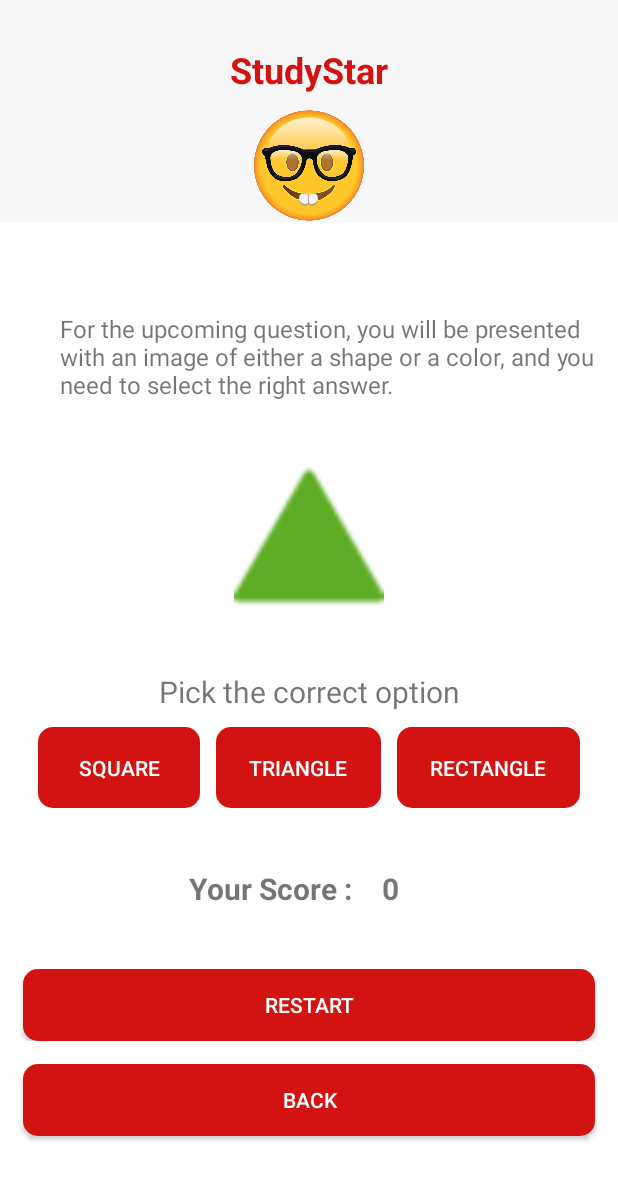
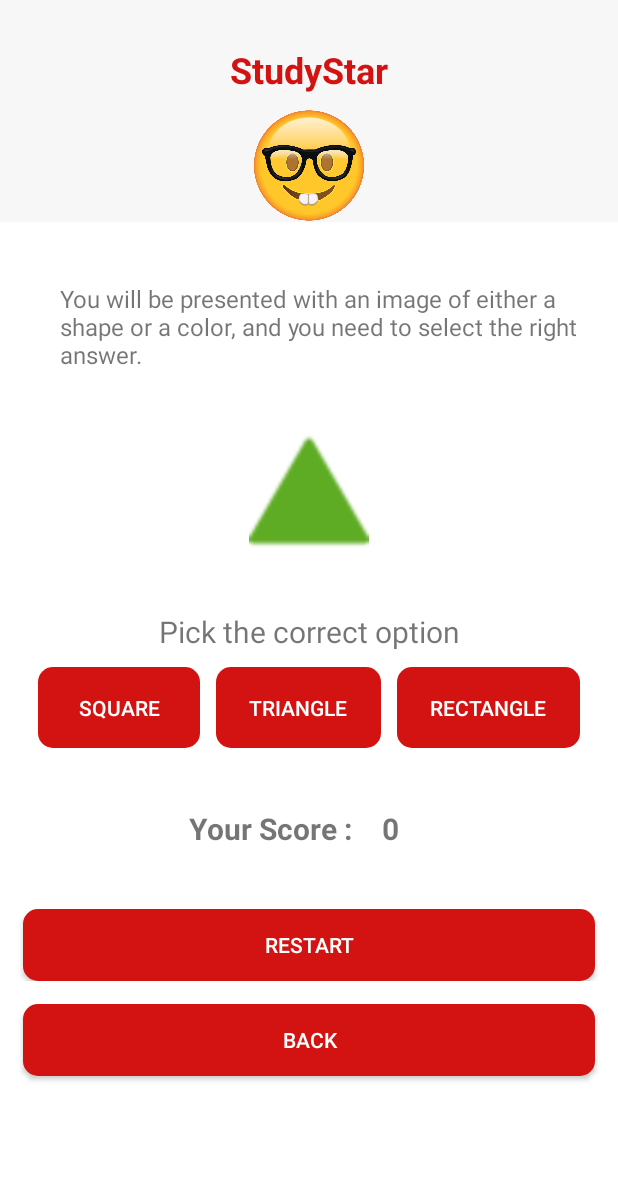
Before and after one commit to HamadaMAssi/StudyStar, an Android app: the screen it shows after launch (MainActivity), after a tap on "START PUZZLE", on a phone screen of 412 x 824 dp. Shown: the top 1180 px of the screen. Run offline under Robolectric (Android 15) with nearby library versions, the phone set to English and light mode, and no system bars.

Commit message:
final project code

```diff
--- a/app/src/main/res/layout/activity_main.xml
+++ b/app/src/main/res/layout/activity_main.xml
@@ -89,7 +89,7 @@
         android:layout_width="match_parent"
         android:layout_height="wrap_content"
         android:paddingStart="40dp"
-        android:paddingTop="40dp"
+        android:paddingTop="20dp"
         android:paddingBottom="20dp"
         android:text="@string/message_puzzle"
         android:textSize="16sp"
@@ -107,10 +107,10 @@
         <ImageView
             android:id="@+id/imageView2"
             android:layout_width="0dp"
-            android:layout_height="100dp"
+            android:layout_height="80dp"
             android:layout_weight="1"
-            tools:ignore="DuplicateIds"
-            android:contentDescription="@string/content_Description" />
+            android:contentDescription="@string/content_Description"
+            tools:ignore="DuplicateIds" />
     </LinearLayout>
 
     <TextView
--- a/app/src/main/res/values/strings.xml
+++ b/app/src/main/res/values/strings.xml
@@ -2,7 +2,7 @@
     <string name="app_name">StudyStar</string>
     <string name="message">Pick the correct category</string>
     <string name="show_btn">show</string>
-    <string name="message_puzzle">For the upcoming question, you will be presented with an image of either a shape or a color, and you need to select the right answer.</string>
+    <string name="message_puzzle">You will be presented with an image of either a shape or a color, and you need to select the right answer.</string>
     <string name="message_option">Pick the correct option</string>
     <string name="initial_txt">Button</string>
     <string name="score_txt">Your Score : </string>
```
